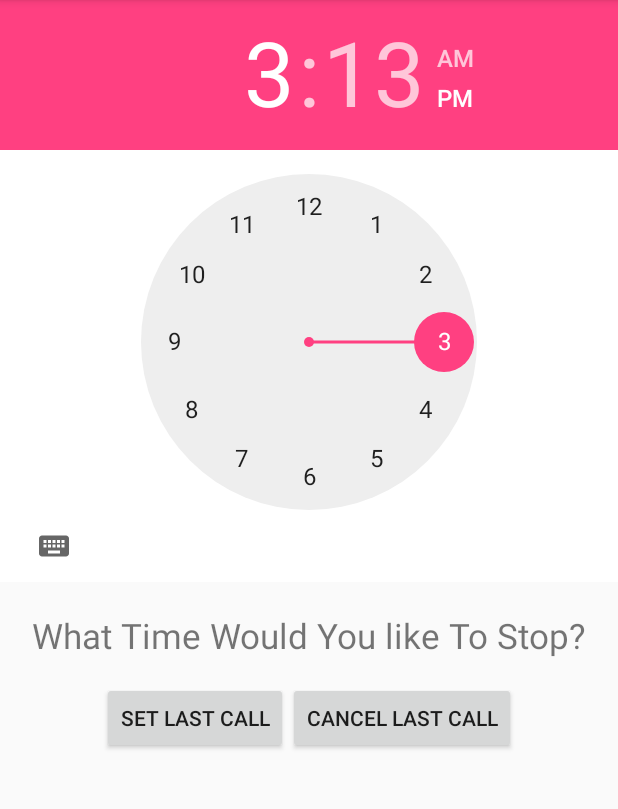
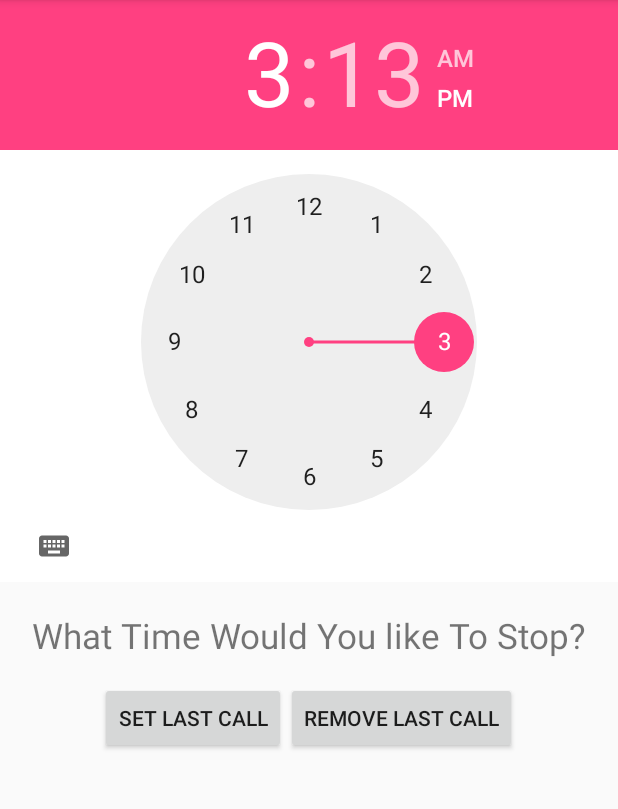
Before and after one commit to rcaporino/COM220-Final-App, an Android app: the LastCall screen opened directly, with no data from a screen before it, on a phone screen of 412 x 824 dp, the part 84-893 px from its top. Run offline under Robolectric (Android 15) with nearby library versions, the light colour scheme and no system bars.

Commit message:
Last Call Activity

```diff
--- a/app/src/main/res/layout/activity_last_call.xml
+++ b/app/src/main/res/layout/activity_last_call.xml
@@ -35,7 +35,7 @@
         <Button
             android:layout_width="wrap_content"
             android:layout_height="wrap_content"
-            android:text="Cancel Last Call"
+            android:text="Remove Last Call"
             android:id="@+id/cancel"/>
     </LinearLayout>
 
```
